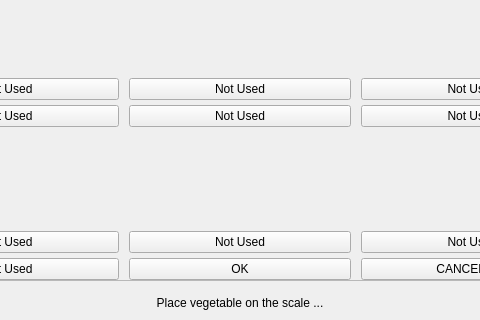
Old version of the form Project/ui/vegetable_entry.ui in the repository Selvam-T/POS; both pictures show x 110 to 590 and y 480 to 800 of the 700 by 800 pixel window.
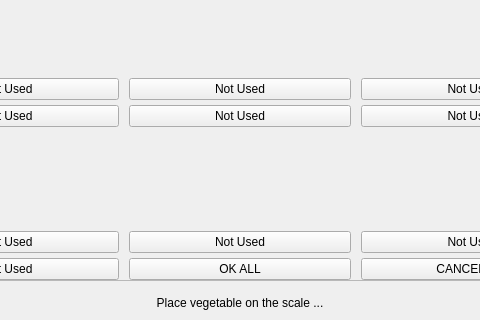
New version of the form.

Commit message: Manual_entry.ui and styling added in sales.qss. Wiring incomplete

The edit to the form file:
```diff
--- a/Project/ui/vegetable_entry.ui
+++ b/Project/ui/vegetable_entry.ui
@@ -216,7 +216,7 @@
       <item row="7" column="1">
        <widget class="QPushButton" name="btnVegOk">
         <property name="text">
-         <string>OK</string>
+         <string>OK ALL</string>
         </property>
        </widget>
       </item>
```
The commit also changes 6 other files.
